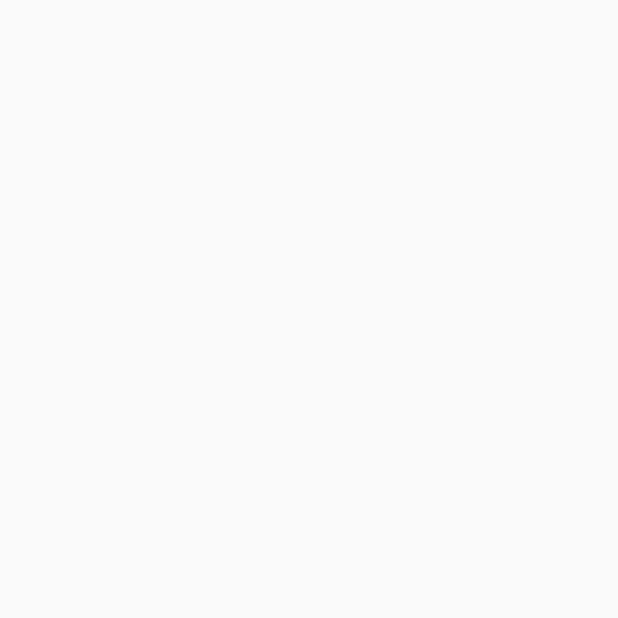
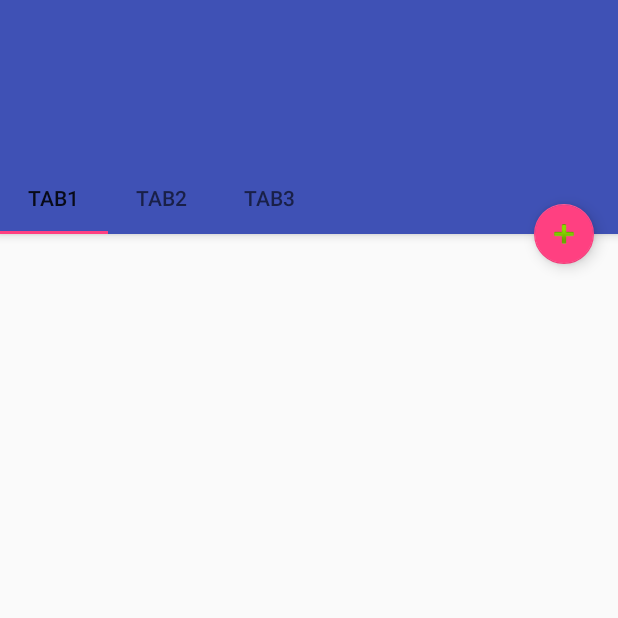
Before and after one commit to AlAskalany/wasder-android, an Android app: the ProfileActivity screen opened directly, with no data from a screen before it, on a phone screen of 412 x 824 dp, the top half of it. Before the commit the part shown is empty. Run offline under Robolectric (Android 15) with nearby library versions, the phone set to English and light mode, and no system bars.

Commit message:
Checking network

```diff
--- a/app/src/main/java/com/wasder/wasderapp/MainActivity.java
+++ b/app/src/main/java/com/wasder/wasderapp/MainActivity.java
@@ -1,12 +1,16 @@
 package com.wasder.wasderapp;
 
+import android.content.Context;
 import android.content.Intent;
+import android.net.ConnectivityManager;
+import android.net.NetworkInfo;
 import android.net.Uri;
 import android.os.Bundle;
 import android.support.annotation.NonNull;
 import android.support.design.widget.BottomNavigationView;
 import android.support.design.widget.BottomSheetDialog;
 import android.support.design.widget.NavigationView;
+import android.support.design.widget.Snackbar;
 import android.support.v4.app.Fragment;
 import android.support.v4.app.FragmentManager;
 import android.support.v4.app.FragmentTransaction;
@@ -20,6 +24,7 @@ import android.view.MenuItem;
 import android.view.View;
 import android.widget.LinearLayout;
 import android.widget.TextView;
+import android.widget.Toast;
 
 import com.google.android.gms.auth.api.signin.GoogleSignInOptions;
 import com.google.firebase.auth.FirebaseAuth;
@@ -94,7 +99,15 @@ public class MainActivity extends AppCompatActivity implements NavigationView.On
 
 		super.onCreate(savedInstanceState);
 		setContentView(R.layout.activity_main);
-
+		ConnectivityManager connectivityManager = (ConnectivityManager) getSystemService(Context.CONNECTIVITY_SERVICE);
+		NetworkInfo activeInfo = connectivityManager.getActiveNetworkInfo();
+		//Snackbar snackbar = Snackbar.make(findViewById(R.id.activity_main_linearlayout), "Connection", 2000);
+		//snackbar.show();
+		if(activeInfo != null && activeInfo.isConnected()){
+			Toast.makeText(this, "Connected", Toast.LENGTH_SHORT).show();
+		}else{
+			Toast.makeText(this, "No Network Connection", Toast.LENGTH_SHORT).show();
+		}
 		// Configure Google Sign In
 		GoogleSignInOptions gso = new GoogleSignInOptions.Builder(GoogleSignInOptions.DEFAULT_SIGN_IN).requestIdToken(getString(R.string
 				.default_web_client_id)).requestEmail().build();
--- a/app/src/main/res/layout/activity_profile.xml
+++ b/app/src/main/res/layout/activity_profile.xml
@@ -1,10 +1,61 @@
 <?xml version="1.0" encoding="utf-8"?>
-<android.support.constraint.ConstraintLayout
+<android.support.design.widget.CoordinatorLayout
     xmlns:android="http://schemas.android.com/apk/res/android"
+    xmlns:tools="http://schemas.android.com/tools"
     xmlns:app="http://schemas.android.com/apk/res-auto"
-    xmlns:tools="http://schemas.android.com/tools"
     android:layout_width="match_parent"
-    android:layout_height="match_parent"
-    tools:context="com.wasder.wasderapp.ProfileActivity">
+    android:layout_height="match_parent">
 
-</android.support.constraint.ConstraintLayout>
+    <android.support.design.widget.AppBarLayout
+        android:id="@+id/appbar"
+        android:layout_width="match_parent"
+        android:layout_height="156dp"
+        android:gravity="bottom">
+
+        <android.support.v7.widget.Toolbar
+            android:layout_width="match_parent"
+            android:layout_height="?attr/actionBarSize"
+            app:layout_scrollFlags="scroll|enterAlways">
+        </android.support.v7.widget.Toolbar>
+
+        <android.support.design.widget.TabLayout
+            android:id="@+id/tabs"
+            android:layout_width="match_parent"
+            android:layout_height="wrap_content"
+            app:layout_scrollFlags="scroll|enterAlways"
+            app:tabMode="scrollable">
+
+            <android.support.design.widget.TabItem
+                android:layout_width="wrap_content"
+                android:layout_height="wrap_content"
+                android:text="Tab1"/>
+
+            <android.support.design.widget.TabItem
+                android:layout_width="wrap_content"
+                android:layout_height="wrap_content"
+                android:text="Tab2"/>
+
+            <android.support.design.widget.TabItem
+                android:layout_width="wrap_content"
+                android:layout_height="wrap_content"
+                android:text="Tab3"/>
+        </android.support.design.widget.TabLayout>
+    </android.support.design.widget.AppBarLayout>
+
+    <android.support.v4.widget.NestedScrollView
+        android:layout_width="match_parent"
+        android:layout_height="match_parent"
+        app:layout_behavior="android.support.design.widget.AppBarLayout$ScrollingViewBehavior">
+
+    </android.support.v4.widget.NestedScrollView>
+
+    <android.support.design.widget.FloatingActionButton
+        android:layout_height="wrap_content"
+        android:layout_width="wrap_content"
+        app:layout_anchor="@id/appbar"
+        app:layout_anchorGravity="bottom|right|end"
+        android:src="@android:drawable/ic_input_add"
+        android:layout_marginRight="16dp"
+        android:clickable="true"
+        app:fabSize="mini"/>
+</android.support.design.widget.CoordinatorLayout>
```
